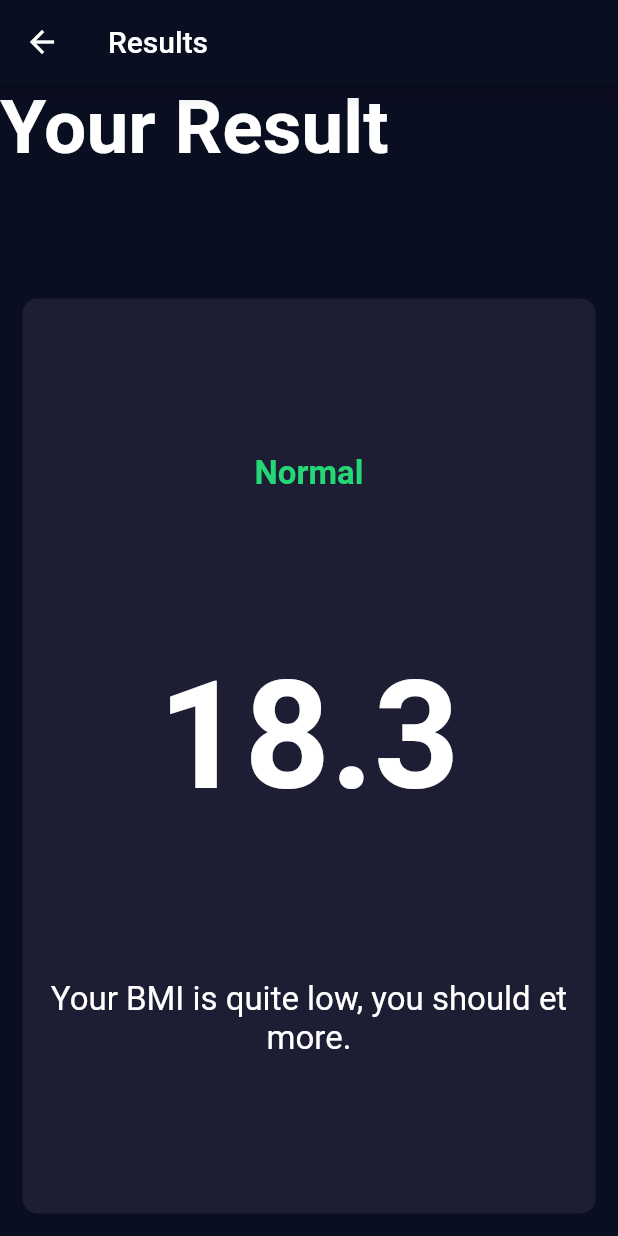
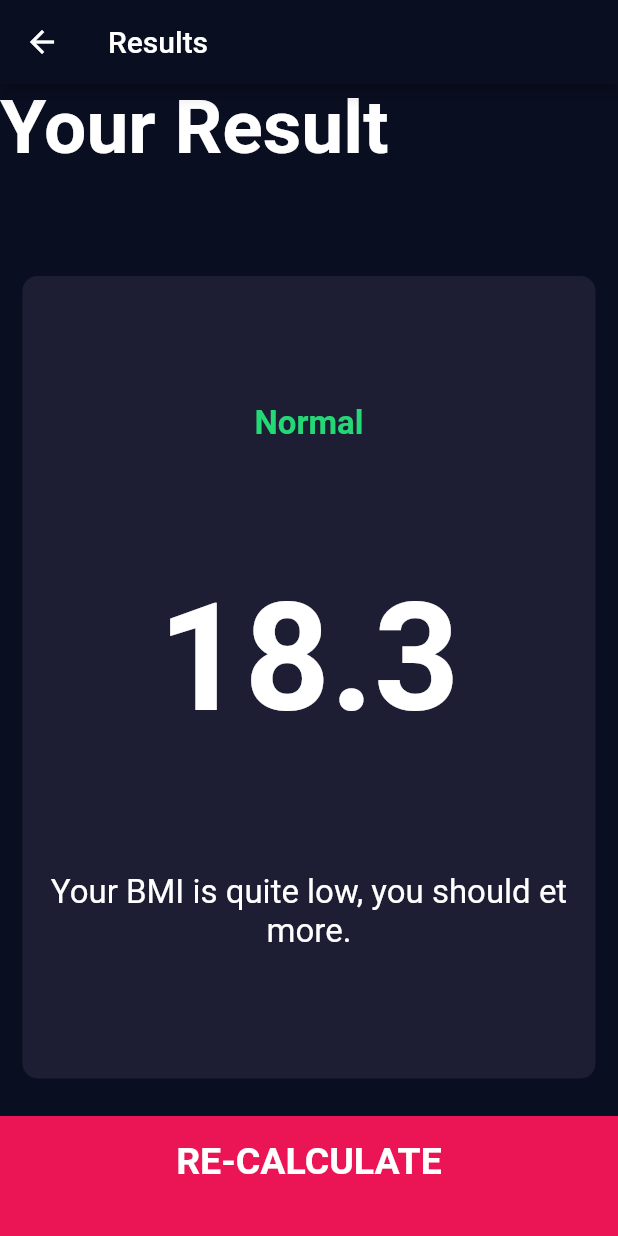
Before and after one commit to killerwilmer/appbrewery_flutter, a Flutter app: the ResultsPage screen opened by its route, on a phone screen of 412 x 824 dp. Run offline on Flutter 3.47's test engine with Material 2 defaults, Android fonts, the phone set to English and light mode, and no system bars; our stand-ins replace audioplayers, font_awesome_flutter, rflutter_alert.

Commit message:
Add bottom button 'RE-CALCULATE'

```diff
--- a/bmi-calculator-flutter/lib/screens/results_page.dart
+++ b/bmi-calculator-flutter/lib/screens/results_page.dart
@@ -1,3 +1,4 @@
+import 'package:bmi_calculator/components/bottom_button.dart';
 import 'package:bmi_calculator/constants.dart';
 import 'package:bmi_calculator/components/reusable_card.dart';
 import 'package:flutter/material.dart';
@@ -46,6 +47,11 @@ class ResultsPage extends StatelessWidget {
               ),
             ),
           ),
+          BottomButton(
+              onTap: () {
+                Navigator.pop(context);
+              },
+              buttonTitle: 'RE-CALCULATE')
         ],
       ),
     );
```
